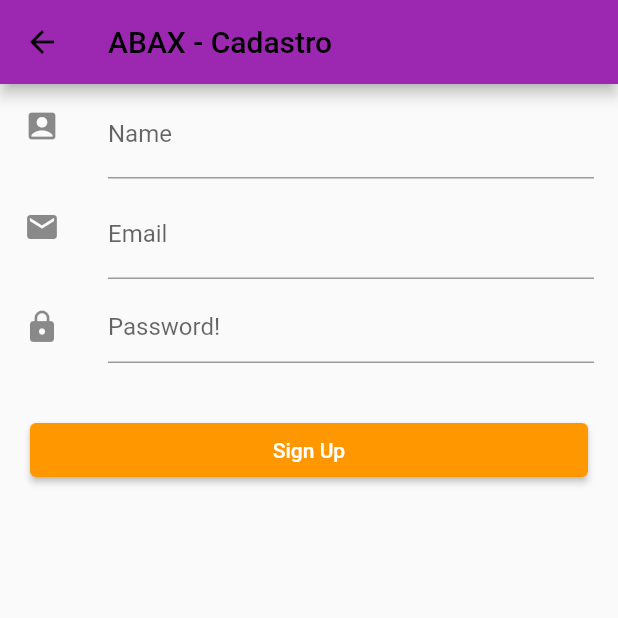
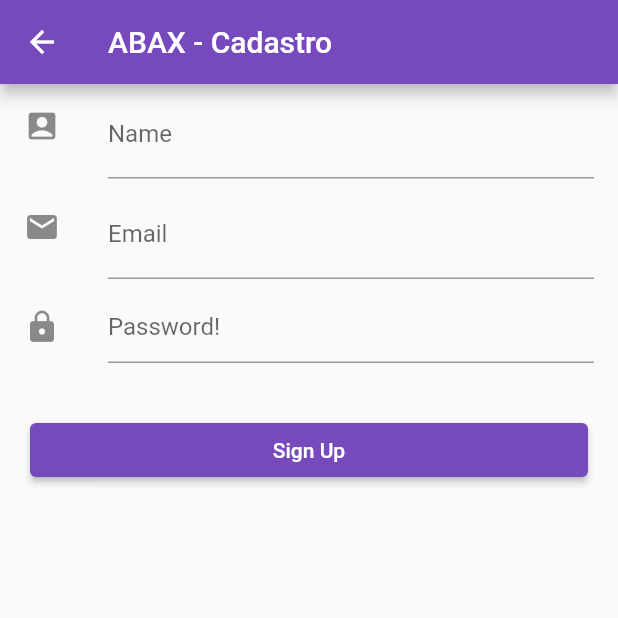
Before and after one commit to sfalsin/abax_app, a Flutter app: the screen it shows after launch, after a tap on "Sign Up", on a phone screen of 412 x 824 dp, the top half of it. Run offline on Flutter 3.47's test engine with Material 2 defaults, Android fonts, the light colour scheme and no system bars; our stand-ins replace shared_preferences, syncfusion_flutter_charts; missing offline and left inert: amazon_cognito_identity_dart_2, flutter_barcode_scanner, flutter_json_viewer, sized_icon_button.

Commit message:
signup bugfix

```diff
--- a/lib/main.dart
+++ b/lib/main.dart
@@ -83,9 +83,10 @@ class _MyAppState extends State<MyApp> {
 
   Widget build(BuildContext context) {
     return MaterialApp(
-      title: 'Cognito on Flutter',
+      debugShowCheckedModeBanner: false,
+      title: 'ABAX',
       theme: ThemeData(
-        primarySwatch: Colors.orange,
+        primarySwatch: Colors.purple,
       ),
       home: LoginScreen(),
     );
--- a/lib/screens/login_screen.dart
+++ b/lib/screens/login_screen.dart
@@ -126,7 +126,7 @@ class _LoginScreenState extends State<LoginScreen> {
             }
             final screenSize = MediaQuery.of(context).size;
             return Scaffold(
-              appBar: AppBar(title: const Text('ABAX Login'),backgroundColor: Colors.purple,systemOverlayStyle: SystemUiOverlayStyle(statusBarColor: Colors.purple,systemNavigationBarColor: Colors.purple
+              appBar: AppBar(title: const Text('ABAX Login'),backgroundColor: const Color(0xff764abc),systemOverlayStyle: SystemUiOverlayStyle(statusBarColor: const Color(0xff764abc),systemNavigationBarColor: const Color(0xff764abc)
               )),
               body: Builder(
                 builder: (BuildContext context) {
@@ -160,7 +160,7 @@ class _LoginScreenState extends State<LoginScreen> {
                             ),
                             child: ElevatedButton(
                               onPressed: () => submit(context),
-                              style: ElevatedButton.styleFrom(primary: Colors.purple),
+                              style: ElevatedButton.styleFrom(primary: const Color(0xff764abc)),
                               child: Text(
                                 'Login',
                                 style: TextStyle(color: Colors.white),
@@ -171,7 +171,7 @@ class _LoginScreenState extends State<LoginScreen> {
                             padding: EdgeInsets.only(left: 20.0, right: 20.0, bottom: 20.0),
                             width: screenSize.width,
                             child: ElevatedButton(
-                              style: ElevatedButton.styleFrom(primary: Colors.purple),
+                              style: ElevatedButton.styleFrom(primary: const Color(0xff764abc)),
                               onPressed: () {
                                 Navigator.push(
                                   context,
--- a/lib/screens/signup_screen.dart
+++ b/lib/screens/signup_screen.dart
@@ -68,7 +68,7 @@ class _SignUpScreenState extends State<SignUpScreen> {
   Widget build(BuildContext context) {
     final screenSize = MediaQuery.of(context).size;
     return Scaffold(
-      appBar: AppBar(title: const Text('ABAX - Cadastro'),backgroundColor: Colors.purple,systemOverlayStyle: SystemUiOverlayStyle(statusBarColor: Colors.purple,systemNavigationBarColor: Colors.purple
+      appBar: AppBar(title: const Text('ABAX - Cadastro'),backgroundColor: const Color(0xff764abc),systemOverlayStyle: SystemUiOverlayStyle(statusBarColor: const Color(0xff764abc),systemNavigationBarColor: const Color(0xff764abc)
       )),
       body: Builder(
         builder: (BuildContext context) {
@@ -109,6 +109,7 @@ class _SignUpScreenState extends State<SignUpScreen> {
                       top: 10.0,
                     ),
                     child: ElevatedButton(
+                      style: ElevatedButton.styleFrom(primary: const Color(0xff764abc)),
                       onPressed: () {
                         submit(context);
                       },
--- a/lib/services/user_service.dart
+++ b/lib/services/user_service.dart
@@ -134,6 +134,8 @@ class UserService {
     CognitoUserPoolData data;
     final userAttributes = [
       AttributeArg(name: 'name', value: name),
+      //AttributeArg(name: 'email_verified', value:	'true'),
+      AttributeArg(name: 'email', value:	email)
     ];
     data = await _userPool.signUp(email, password, userAttributes: userAttributes);
 
--- a/pubspec.yaml
+++ b/pubspec.yaml
@@ -1,7 +1,7 @@
 name: flutter_barcode_scanner_example
 description: Demonstrates how to use the flutter_barcode_scanner plugin for Android and iOS.
 publish_to: 'none'
-version: 2.0.0+5
+version: 2.0.0+6
 
 environment:
   sdk: '>=2.12.0-0 <3.0.0'
```
Also changed, not shown: lib/screens/confirmation_screen.dart (+5 -4 lines), lib/screens/resultcoupon.dart (+12 -8 lines), lib/screens/resultprod.dart (+13 -9 lines), lib/screens/secure_screen.dart (+49 -7 lines), lib/services/coupon_service.dart (+22 -13 lines).
